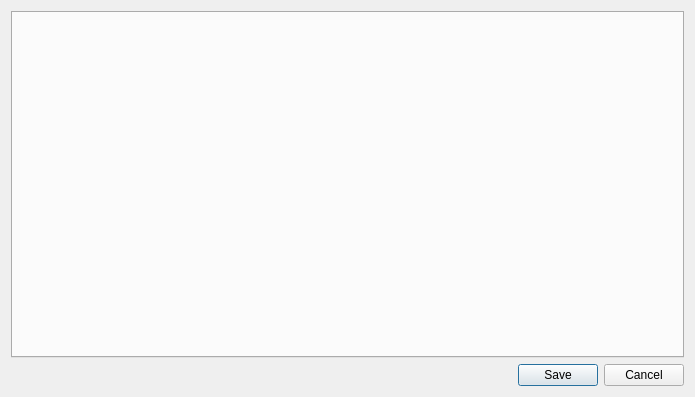
First picture: the form in sen2agri-config/maindialog.ui, repository Sen2Agri/Sen2Agri-System, before the edit.
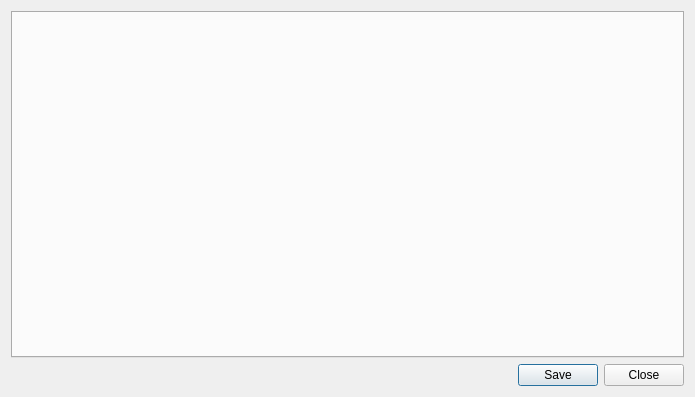
Second picture: the form after the edit.

Commit message: Replace the Cancel button with a Close one

Patch:
```diff
--- a/sen2agri-config/maindialog.ui
+++ b/sen2agri-config/maindialog.ui
@@ -31,7 +31,7 @@
       <enum>Qt::Horizontal</enum>
      </property>
      <property name="standardButtons">
-      <set>QDialogButtonBox::Cancel|QDialogButtonBox::Save</set>
+      <set>QDialogButtonBox::Close|QDialogButtonBox::Save</set>
      </property>
     </widget>
    </item>
```
